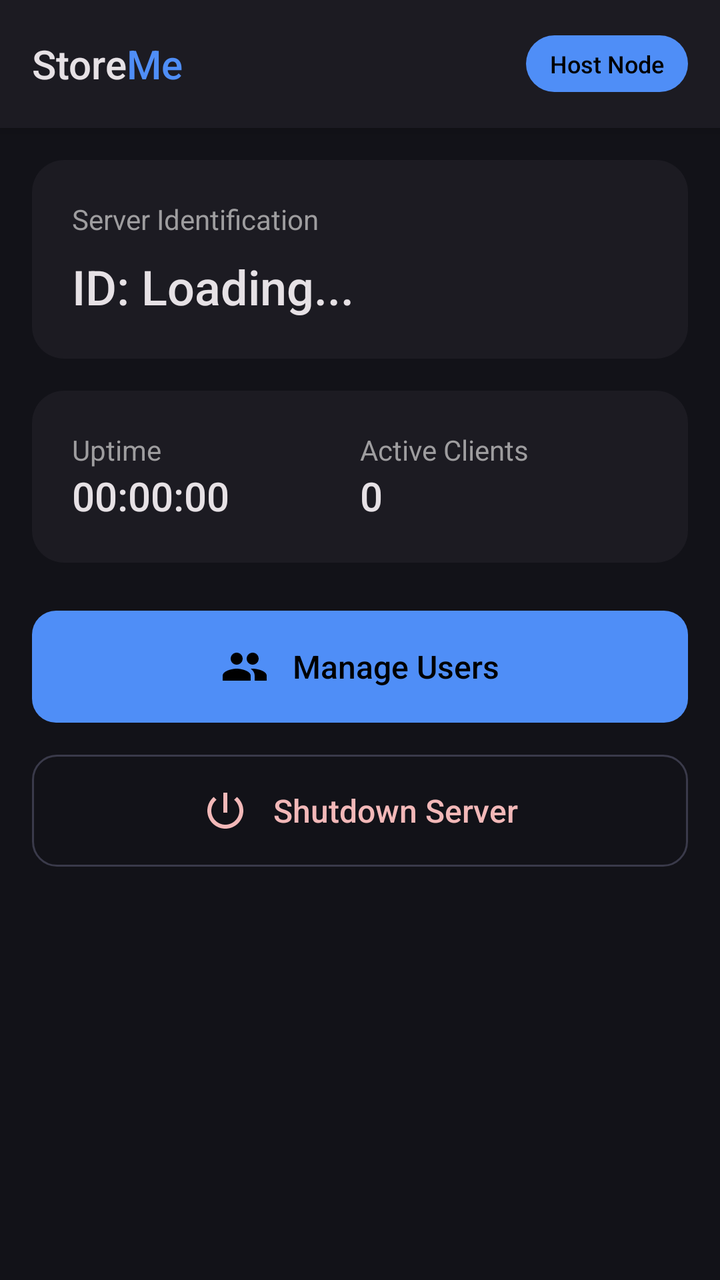
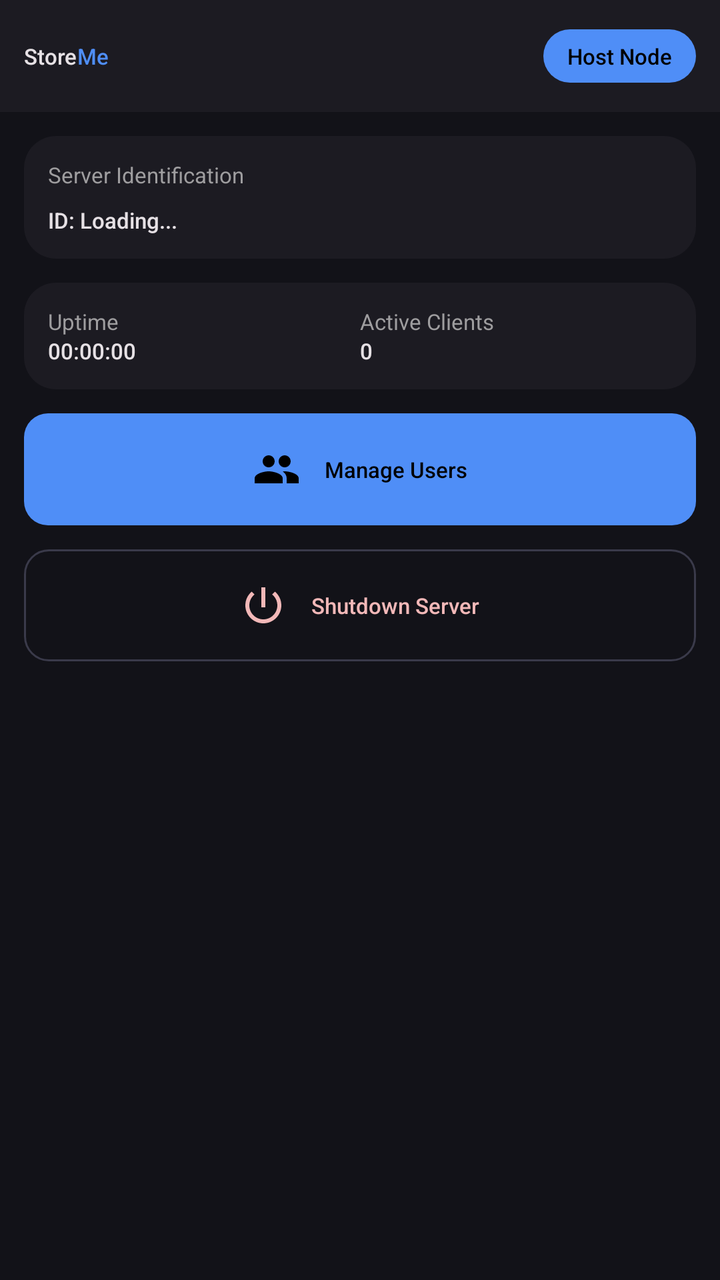

Screens rendered from an Android XML layout before and after an edit, with the pre-edit source and the edit as a unified diff.
<!-- AndroidManifest.xml: application theme Theme.StoreMeNative -->
<!-- res/layout/activity_dashboard.xml -->
<?xml version="1.0" encoding="utf-8"?>
<RelativeLayout xmlns:android="http://schemas.android.com/apk/res/android"
    android:layout_width="match_parent"
    android:layout_height="match_parent"
    android:background="@color/md3_bg">

    
    <LinearLayout
        android:id="@+id/topBar"
        android:layout_width="match_parent"
        android:layout_height="64dp"
        android:orientation="horizontal"
        android:gravity="center_vertical"
        android:paddingHorizontal="16dp"
        android:background="@color/md3_surface"
        android:elevation="4dp"
        android:layout_alignParentTop="true">

        <LinearLayout
            android:layout_width="0dp"
            android:layout_height="wrap_content"
            android:layout_weight="1"
            android:orientation="horizontal">
            <TextView
                android:layout_width="wrap_content"
                android:layout_height="wrap_content"
                android:text="Store"
                android:textColor="@color/md3_text_primary"
                android:textSize="20sp"
                android:fontFamily="sans-serif-medium"/>
            <TextView
                android:layout_width="wrap_content"
                android:layout_height="wrap_content"
                android:text="Me"
                android:textColor="@color/md3_primary"
                android:textSize="20sp"
                android:fontFamily="sans-serif-medium"/>
        </LinearLayout>

        <TextView
            android:layout_width="wrap_content"
            android:layout_height="wrap_content"
            android:text="Host Node"
            android:textColor="@color/md3_text_on_primary"
            android:textSize="12sp"
            android:fontFamily="sans-serif-medium"
            android:background="@drawable/bg_md3_chip"
            android:backgroundTint="@color/md3_primary"/>
    </LinearLayout>

    <ScrollView
        android:layout_width="match_parent"
        android:layout_height="match_parent"
        android:layout_below="@id/topBar">
        
        <LinearLayout
            android:layout_width="match_parent"
            android:layout_height="wrap_content"
            android:orientation="vertical"
            android:padding="16dp">

            
            <LinearLayout
                android:layout_width="match_parent"
                android:layout_height="wrap_content"
                android:background="@drawable/bg_md3_surface"
                android:orientation="vertical"
                android:padding="20dp"
                android:layout_marginBottom="16dp">
                
                <TextView
                    android:layout_width="wrap_content"
                    android:layout_height="wrap_content"
                    android:text="Server Identification"
                    android:textColor="@color/md3_text_secondary"
                    android:textSize="14sp"
                    android:layout_marginBottom="8dp"/>
                <TextView
                    android:id="@+id/textHostId"
                    android:layout_width="wrap_content"
                    android:layout_height="wrap_content"
                    android:text="ID: Loading..."
                    android:textColor="@color/md3_text_primary"
                    android:textSize="24sp"
                    android:fontFamily="sans-serif-medium"/>
            </LinearLayout>

            
            <LinearLayout
                android:layout_width="match_parent"
                android:layout_height="wrap_content"
                android:background="@drawable/bg_md3_surface"
                android:orientation="horizontal"
                android:padding="20dp"
                android:layout_marginBottom="24dp"
                android:baselineAligned="false">

                <LinearLayout
                    android:layout_width="0dp"
                    android:layout_height="wrap_content"
                    android:layout_weight="1"
                    android:orientation="vertical">
                    <TextView
                        android:layout_width="wrap_content"
                        android:layout_height="wrap_content"
                        android:text="Uptime"
                        android:textColor="@color/md3_text_secondary"
                        android:textSize="14sp"/>
                    <TextView
                        android:id="@+id/textUptime"
                        android:layout_width="wrap_content"
                        android:layout_height="wrap_content"
                        android:text="00:00:00"
                        android:textColor="@color/md3_text_primary"
                        android:textSize="20sp"
                        android:fontFamily="sans-serif-medium"/>
                </LinearLayout>

                <LinearLayout
                    android:layout_width="0dp"
                    android:layout_height="wrap_content"
                    android:layout_weight="1"
                    android:orientation="vertical">
                    <TextView
                        android:layout_width="wrap_content"
                        android:layout_height="wrap_content"
                        android:text="Active Clients"
                        android:textColor="@color/md3_text_secondary"
                        android:textSize="14sp"/>
                    <TextView
                        android:id="@+id/textConnections"
                        android:layout_width="wrap_content"
                        android:layout_height="wrap_content"
                        android:text="0"
                        android:textColor="@color/md3_text_primary"
                        android:textSize="20sp"
                        android:fontFamily="sans-serif-medium"/>
                </LinearLayout>
            </LinearLayout>

            
            
            <LinearLayout android:layout_width="0dp" android:layout_height="0dp" android:visibility="gone">
                <TextView android:id="@+id/textTotalStorage" android:layout_width="wrap_content" android:layout_height="wrap_content"/>
                <TextView android:id="@+id/textCpuUsage" android:layout_width="wrap_content" android:layout_height="wrap_content"/>
                <TextView android:id="@+id/textRamUsage" android:layout_width="wrap_content" android:layout_height="wrap_content"/>
            </LinearLayout>
            
            <LinearLayout
                android:id="@+id/btnManageUsers"
                android:layout_width="match_parent"
                android:layout_height="56dp"
                android:background="@drawable/bg_md3_button_primary"
                android:clickable="true"
                android:focusable="true"
                android:gravity="center"
                android:layout_marginBottom="16dp"
                android:orientation="horizontal">
                <ImageView
                    android:layout_width="24dp"
                    android:layout_height="24dp"
                    android:src="@drawable/ic_users"
                    android:tint="@color/md3_text_on_primary"
                    android:layout_marginEnd="12dp"/>
                <TextView
                    android:layout_width="wrap_content"
                    android:layout_height="wrap_content"
                    android:text="Manage Users"
                    android:textColor="@color/md3_text_on_primary"
                    android:textSize="16sp"
                    android:fontFamily="sans-serif-medium"/>
            </LinearLayout>

            <LinearLayout
                android:id="@+id/btnStop"
                android:layout_width="match_parent"
                android:layout_height="56dp"
                android:background="@drawable/bg_md3_button_secondary"
                android:clickable="true"
                android:focusable="true"
                android:gravity="center"
                android:orientation="horizontal">
                <ImageView
                    android:layout_width="24dp"
                    android:layout_height="24dp"
                    android:src="@drawable/ic_power"
                    android:tint="@color/md3_error"
                    android:layout_marginEnd="12dp"/>
                <TextView
                    android:layout_width="wrap_content"
                    android:layout_height="wrap_content"
                    android:text="Shutdown Server"
                    android:textColor="@color/md3_error"
                    android:textSize="16sp"
                    android:fontFamily="sans-serif-medium"/>
            </LinearLayout>
        </LinearLayout>
    </ScrollView>

</RelativeLayout>
<!-- resources referenced by this layout -->
<resources>
  <color name="md3_bg">#121218</color>
  <color name="md3_error">#F2B8B8</color>
  <color name="md3_primary">#4F8EF7</color>
  <color name="md3_surface">#1C1B22</color>
  <color name="md3_text_on_primary">#000000</color>
  <color name="md3_text_primary">#E6E1E5</color>
  <color name="md3_text_secondary">#9E9D9F</color>
  <!-- drawable bg_md3_button_primary (drawable) -->
  <?xml version="1.0" encoding="utf-8"?>
  <ripple xmlns:android="http://schemas.android.com/apk/res/android"
      android:color="?attr/colorControlHighlight">
      <item>
          <shape>
              <solid android:color="@color/md3_primary"/>
              <corners android:radius="12dp"/>
          </shape>
      </item>
  </ripple>
  <!-- drawable bg_md3_button_secondary (drawable) -->
  <?xml version="1.0" encoding="utf-8"?>
  <ripple xmlns:android="http://schemas.android.com/apk/res/android"
      android:color="?attr/colorControlHighlight">
      <item>
          <shape>
              <solid android:color="@color/transparent"/>
              <stroke android:width="1dp" android:color="@color/md3_outline"/>
              <corners android:radius="12dp"/>
          </shape>
      </item>
  </ripple>
  <!-- drawable bg_md3_chip (drawable) -->
  <?xml version="1.0" encoding="utf-8"?>
  <shape xmlns:android="http://schemas.android.com/apk/res/android">
      <solid android:color="@color/md3_surface_variant"/>
      <corners android:radius="100dp"/> 
      <padding android:left="12dp" android:right="12dp" android:top="6dp" android:bottom="6dp"/>
  </shape>
  <!-- drawable bg_md3_surface (drawable) -->
  <?xml version="1.0" encoding="utf-8"?>
  <shape xmlns:android="http://schemas.android.com/apk/res/android">
      <solid android:color="@color/md3_surface"/>
      <corners android:radius="16dp"/>
  </shape>
  <!-- drawable ic_power (drawable) -->
  <vector xmlns:android="http://schemas.android.com/apk/res/android" android:width="24dp" android:height="24dp" android:viewportWidth="24" android:viewportHeight="24"><path android:pathData="M13 3h-2v10h2V3zm4.83 2.17l-1.42 1.42C17.99 7.86 19 9.81 19 12c0 3.87-3.13 7-7 7s-7-3.13-7-7c0-2.19 1.01-4.14 2.58-5.42L6.17 5.17C4.23 6.82 3 9.26 3 12c0 4.97 4.03 9 9 9s9-4.03 9-9c0-2.74-1.23-5.18-3.17-6.83z" android:fillColor="#FFFFFF"/></vector>
  <!-- drawable ic_users (drawable) -->
  <vector xmlns:android="http://schemas.android.com/apk/res/android"
      android:width="24dp"
      android:height="24dp"
      android:viewportWidth="24"
      android:viewportHeight="24">
    <path
        android:fillColor="#FF000000"
        android:pathData="M16 11c1.66 0 2.99-1.34 2.99-3S17.66 5 16 5c-1.66 0-3 1.34-3 3s1.34 3 3 3zm-8 0c1.66 0 2.99-1.34 2.99-3S9.66 5 8 5C6.34 5 5 6.34 5 8s1.34 3 3 3zm0 2c-2.33 0-7 1.17-7 3.5V19h14v-2.5c0-2.33-4.67-3.5-7-3.5zm8 0c-.29 0-.62 .02 -.97 .05 1.16 .84 1.97 1.97 1.97 3.45V19h6v-2.5c0-2.33-4.67-3.5-7-3.5z"/>
  </vector>
  <style name="Theme.StoreMeNative" parent="Theme.MaterialComponents.DayNight.NoActionBar">
          <item name="android:windowBackground">@color/md3_bg</item>
          <item name="android:statusBarColor">@color/md3_bg</item>
          <item name="android:windowLightStatusBar">false</item>
          <item name="colorPrimary">@color/md3_primary</item>
          <item name="colorAccent">@color/md3_primary</item>
          
          
          <item name="colorControlHighlight">#33FFFFFF</item>
      </style>
  <color name="transparent">#00000000</color>
  <color name="md3_outline">#3A3A4A</color>
  <color name="md3_surface_variant">#27253E</color>
</resources>

<!-- the commit's change to res/layout/activity_dashboard.xml (unified diff, before → after) -->
@@ -1,51 +1,51 @@
 <?xml version="1.0" encoding="utf-8"?>
 <RelativeLayout xmlns:android="http://schemas.android.com/apk/res/android"
-    android:layout_width="match_parent"
-    android:layout_height="match_parent"
-    android:background="@color/md3_bg">
+        android:layout_width="match_parent"
+        android:layout_height="match_parent"
+        android:background="@color/md3_bg">
 
     
     <LinearLayout
         android:id="@+id/topBar"
         android:layout_width="match_parent"
-        android:layout_height="64dp"
+        android:layout_height="56dp"
         android:orientation="horizontal"
         android:gravity="center_vertical"
-        android:paddingHorizontal="16dp"
+        android:paddingHorizontal="12dp"
         android:background="@color/md3_surface"
-        android:elevation="4dp"
+        android:elevation="0dp"
         android:layout_alignParentTop="true">
 
         <LinearLayout
-            android:layout_width="0dp"
-            android:layout_height="wrap_content"
-            android:layout_weight="1"
-            android:orientation="horizontal">
+        android:layout_width="0dp"
+        android:layout_height="wrap_content"
+        android:layout_weight="1"
+        android:orientation="horizontal">
             <TextView
-                android:layout_width="wrap_content"
-                android:layout_height="wrap_content"
-                android:text="Store"
-                android:textColor="@color/md3_text_primary"
-                android:textSize="20sp"
-                android:fontFamily="sans-serif-medium"/>
+        android:layout_width="wrap_content"
+        android:layout_height="wrap_content"
+        android:text="Store"
+        android:textColor="@color/md3_text_primary"
+        android:textSize="11sp"
+        android:fontFamily="sans-serif-medium"/>
             <TextView
-                android:layout_width="wrap_content"
-                android:layout_height="wrap_content"
-                android:text="Me"
-                android:textColor="@color/md3_primary"
-                android:textSize="20sp"
-                android:fontFamily="sans-serif-medium"/>
+        android:layout_width="wrap_content"
+        android:layout_height="wrap_content"
+        android:text="Me"
+        android:textColor="@color/md3_primary"
+        android:textSize="11sp"
+        android:fontFamily="sans-serif-medium"/>
         </LinearLayout>
 
         <TextView
-            android:layout_width="wrap_content"
-            android:layout_height="wrap_content"
-            android:text="Host Node"
-            android:textColor="@color/md3_text_on_primary"
-            android:textSize="12sp"
-            android:fontFamily="sans-serif-medium"
-            android:background="@drawable/bg_md3_chip"
-            android:backgroundTint="@color/md3_primary"/>
+        android:layout_width="wrap_content"
+        android:layout_height="wrap_content"
+        android:text="Host Node"
+        android:textColor="@color/md3_text_on_primary"
+        android:textSize="11sp"
+        android:fontFamily="sans-serif-medium"
+        android:background="@drawable/bg_md3_chip"
+        android:backgroundTint="@color/md3_primary"/>
     </LinearLayout>
 
     <ScrollView
@@ -54,145 +54,157 @@
         android:layout_below="@id/topBar">
         
         <LinearLayout
-            android:layout_width="match_parent"
-            android:layout_height="wrap_content"
-            android:orientation="vertical"
-            android:padding="16dp">
-
-            
-            <LinearLayout
-                android:layout_width="match_parent"
-                android:layout_height="wrap_content"
-                android:background="@drawable/bg_md3_surface"
-                android:orientation="vertical"
-                android:padding="20dp"
-                android:layout_marginBottom="16dp">
+        android:layout_width="match_parent"
+        android:layout_height="wrap_content"
+        android:orientation="vertical"
+        android:padding="12dp">
+
+            
+            <LinearLayout
+        android:layout_width="match_parent"
+        android:layout_height="wrap_content"
+        android:background="@drawable/bg_md3_surface"
+        android:orientation="vertical"
+        android:padding="12dp"
+        android:layout_marginBottom="12dp">
                 
                 <TextView
-                    android:layout_width="wrap_content"
-                    android:layout_height="wrap_content"
-                    android:text="Server Identification"
-                    android:textColor="@color/md3_text_secondary"
-                    android:textSize="14sp"
-                    android:layout_marginBottom="8dp"/>
-                <TextView
-                    android:id="@+id/textHostId"
-                    android:layout_width="wrap_content"
-                    android:layout_height="wrap_content"
-                    android:text="ID: Loading..."
-                    android:textColor="@color/md3_text_primary"
-                    android:textSize="24sp"
-                    android:fontFamily="sans-serif-medium"/>
-            </LinearLayout>
-
-            
-            <LinearLayout
-                android:layout_width="match_parent"
-                android:layout_height="wrap_content"
-                android:background="@drawable/bg_md3_surface"
-                android:orientation="horizontal"
-                android:padding="20dp"
-                android:layout_marginBottom="24dp"
-                android:baselineAligned="false">
+        android:layout_width="wrap_content"
+        android:layout_height="wrap_content"
+        android:text="Server Identification"
+        android:textColor="@color/md3_text_secondary"
+        android:textSize="11sp"
+        android:layout_marginBottom="8dp"/>
+                <TextView
+        android:id="@+id/textHostId"
+        android:layout_width="wrap_content"
+        android:layout_height="wrap_content"
+        android:text="ID: Loading..."
+        android:textColor="@color/md3_text_primary"
+        android:textSize="11sp"
+        android:fontFamily="sans-serif-medium"/>
+            </LinearLayout>
+
+            
+            <LinearLayout
+        android:layout_width="match_parent"
+        android:layout_height="wrap_content"
+        android:background="@drawable/bg_md3_surface"
+        android:orientation="horizontal"
+        android:padding="12dp"
+        android:layout_marginBottom="12dp"
+        android:baselineAligned="false">
 
                 <LinearLayout
-                    android:layout_width="0dp"
-                    android:layout_height="wrap_content"
-                    android:layout_weight="1"
-                    android:orientation="vertical">
-                    <TextView
-                        android:layout_width="wrap_content"
-                        android:layout_height="wrap_content"
-                        android:text="Uptime"
-                        android:textColor="@color/md3_text_secondary"
-                        android:textSize="14sp"/>
-                    <TextView
-                        android:id="@+id/textUptime"
-                        android:layout_width="wrap_content"
-                        android:layout_height="wrap_content"
-                        android:text="00:00:00"
-                        android:textColor="@color/md3_text_primary"
-                        android:textSize="20sp"
-                        android:fontFamily="sans-serif-medium"/>
+        android:layout_width="0dp"
+        android:layout_height="wrap_content"
+        android:layout_weight="1"
+        android:orientation="vertical">
+                    <TextView
+        android:layout_width="wrap_content"
+        android:layout_height="wrap_content"
+        android:text="Uptime"
+        android:textColor="@color/md3_text_secondary"
+        android:textSize="11sp"/>
+                    <TextView
+        android:id="@+id/textUptime"
+        android:layout_width="wrap_content"
+        android:layout_height="wrap_content"
+        android:text="00:00:00"
+        android:textColor="@color/md3_text_primary"
+        android:textSize="11sp"
+        android:fontFamily="sans-serif-medium"/>
                 </LinearLayout>
 
                 <LinearLayout
-                    android:layout_width="0dp"
-                    android:layout_height="wrap_content"
-                    android:layout_weight="1"
-                    android:orientation="vertical">
-                    <TextView
-                        android:layout_width="wrap_content"
-                        android:layout_height="wrap_content"
-                        android:text="Active Clients"
-                        android:textColor="@color/md3_text_secondary"
-                        android:textSize="14sp"/>
-                    <TextView
-                        android:id="@+id/textConnections"
-                        android:layout_width="wrap_content"
-                        android:layout_height="wrap_content"
-                        android:text="0"
-                        android:textColor="@color/md3_text_primary"
-                        android:textSize="20sp"
-                        android:fontFamily="sans-serif-medium"/>
+        android:layout_width="0dp"
+        android:layout_height="wrap_content"
+        android:layout_weight="1"
+        android:orientation="vertical">
+                    <TextView
+        android:layout_width="wrap_content"
+        android:layout_height="wrap_content"
+        android:text="Active Clients"
+        android:textColor="@color/md3_text_secondary"
+        android:textSize="11sp"/>
+                    <TextView
+        android:id="@+id/textConnections"
+        android:layout_width="wrap_content"
+        android:layout_height="wrap_content"
+        android:text="0"
+        android:textColor="@color/md3_text_primary"
+        android:textSize="11sp"
+        android:fontFamily="sans-serif-medium"/>
                 </LinearLayout>
             </LinearLayout>
 
             
             
-            <LinearLayout android:layout_width="0dp" android:layout_height="0dp" android:visibility="gone">
-                <TextView android:id="@+id/textTotalStorage" android:layout_width="wrap_content" android:layout_height="wrap_content"/>
-                <TextView android:id="@+id/textCpuUsage" android:layout_width="wrap_content" android:layout_height="wrap_content"/>
-                <TextView android:id="@+id/textRamUsage" android:layout_width="wrap_content" android:layout_height="wrap_content"/>
-            </LinearLayout>
-            
-            <LinearLayout
-                android:id="@+id/btnManageUsers"
-                android:layout_width="match_parent"
-                android:layout_height="56dp"
-                android:background="@drawable/bg_md3_button_primary"
-                android:clickable="true"
-                android:focusable="true"
-                android:gravity="center"
-                android:layout_marginBottom="16dp"
-                android:orientation="horizontal">
+            <LinearLayout
+        android:layout_width="0dp"
+        android:layout_height="0dp"
+        android:visibility="gone">
+                <TextView
+        android:id="@+id/textTotalStorage"
+        android:layout_width="wrap_content"
+        android:layout_height="wrap_content"/>
+                <TextView
+        android:id="@+id/textCpuUsage"
+        android:layout_width="wrap_content"
+        android:layout_height="wrap_content"/>
+                <TextView
+        android:id="@+id/textRamUsage"
+        android:layout_width="wrap_content"
+        android:layout_height="wrap_content"/>
+            </LinearLayout>
+            
+            <LinearLayout
+        android:id="@+id/btnManageUsers"
+        android:layout_width="match_parent"
+        android:layout_height="56dp"
+        android:background="@drawable/bg_md3_button_primary"
+        android:clickable="true"
+        android:focusable="true"
+        android:gravity="center"
+        android:layout_marginBottom="12dp"
+        android:orientation="horizontal">
                 <ImageView
-                    android:layout_width="24dp"
-                    android:layout_height="24dp"
-                    android:src="@drawable/ic_users"
-                    android:tint="@color/md3_text_on_primary"
-                    android:layout_marginEnd="12dp"/>
-                <TextView
-                    android:layout_width="wrap_content"
-                    android:layout_height="wrap_content"
-                    android:text="Manage Users"
-                    android:textColor="@color/md3_text_on_primary"
-                    android:textSize="16sp"
-                    android:fontFamily="sans-serif-medium"/>
-            </LinearLayout>
-
-            <LinearLayout
-                android:id="@+id/btnStop"
-                android:layout_width="match_parent"
-                android:layout_height="56dp"
-                android:background="@drawable/bg_md3_button_secondary"
-                android:clickable="true"
-                android:focusable="true"
-                android:gravity="center"
-                android:orientation="horizontal">
+        android:layout_width="24dp"
+        android:layout_height="24dp"
+        android:src="@drawable/ic_users"
+        android:tint="@color/md3_text_on_primary"
+        android:layout_marginEnd="12dp"/>
+                <TextView
+        android:layout_width="wrap_content"
+        android:layout_height="wrap_content"
+        android:text="Manage Users"
+        android:textColor="@color/md3_text_on_primary"
+        android:textSize="11sp"
+        android:fontFamily="sans-serif-medium"/>
+            </LinearLayout>
+
+            <LinearLayout
+        android:id="@+id/btnStop"
+        android:layout_width="match_parent"
+        android:layout_height="56dp"
+        android:background="@drawable/bg_md3_button_secondary"
+        android:clickable="true"
+        android:focusable="true"
+        android:gravity="center"
+        android:orientation="horizontal">
                 <ImageView
-                    android:layout_width="24dp"
-                    android:layout_height="24dp"
-                    android:src="@drawable/ic_power"
-                    android:tint="@color/md3_error"
-                    android:layout_marginEnd="12dp"/>
-                <TextView
-                    android:layout_width="wrap_content"
-                    android:layout_height="wrap_content"
-                    android:text="Shutdown Server"
-                    android:textColor="@color/md3_error"
-                    android:textSize="16sp"
-                    android:fontFamily="sans-serif-medium"/>
+        android:layout_width="24dp"
+        android:layout_height="24dp"
+        android:src="@drawable/ic_power"
+        android:tint="@color/md3_error"
+        android:layout_marginEnd="12dp"/>
+                <TextView
+        android:layout_width="wrap_content"
+        android:layout_height="wrap_content"
+        android:text="Shutdown Server"
+        android:textColor="@color/md3_error"
+        android:textSize="11sp"
+        android:fontFamily="sans-serif-medium"/>
             </LinearLayout>
         </LinearLayout>
     </ScrollView>
